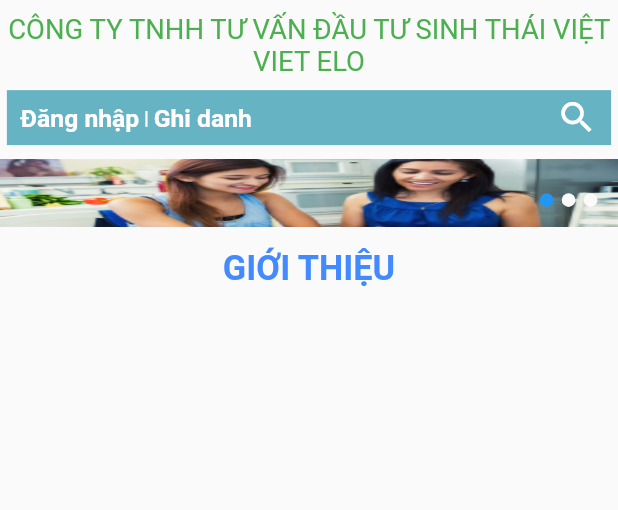
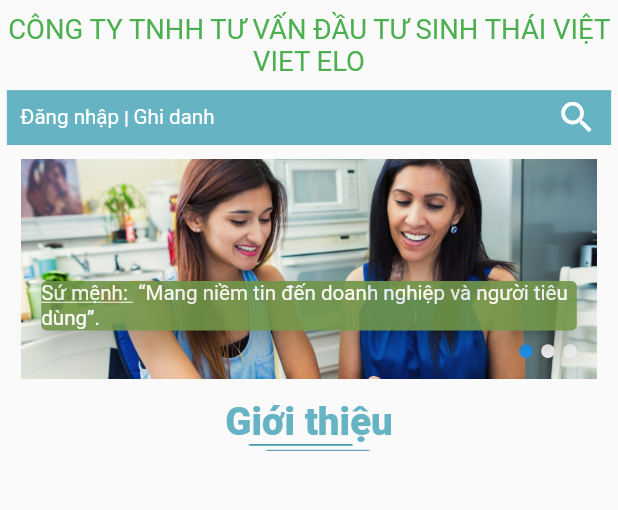
Before and after one commit to hoa2380/flutter_news, a Flutter app: the screen it shows after launch, on a phone screen of 412 x 824 dp, the part 201-711 px from its top. Run offline on Flutter 3.47's test engine with Material 2 defaults, Android fonts, the phone set to English and light mode, and no system bars; our stand-ins replace firebase_auth, firebase_core, flutter_swiper, responsive_framework; missing offline and left inert: dart:ffi, flutter_facebook_login; accounts and stored records are empty; statements that could not run were skipped.

Commit message:
do something

```diff
--- a/lib/configs/constants/app_colors.dart
+++ b/lib/configs/app_colors.dart
@@ -3,7 +3,7 @@ import 'dart:ui';
 class AppColors {
   static final Color colorPrimary = HexColor.fromHex('3BA7F8');
   static final Color colorSecondary = HexColor.fromHex('66B3C4');
-  static final Color colorThirdly = HexColor.fromHex('D16831');
+  static final Color colorThirdly = HexColor.fromHex('709549');
 }
 
 class HexColor {
--- /dev/null
+++ b/lib/configs/app_style.dart
@@ -0,0 +1,38 @@
+import 'package:flutter/material.dart';
+import 'package:flutter_news/configs/app_colors.dart';
+
+class AppStyle {
+
+  static final TextStyle title = TextStyle(
+      color: Colors.white,
+      fontSize: 28,
+      fontWeight: FontWeight.w600);
+
+  static final TextStyle title2 = TextStyle(
+      color: AppColors.colorSecondary,
+      fontSize: 28,
+      fontWeight: FontWeight.w900);
+
+  static final TextStyle titleUnderline = TextStyle(
+      color: Colors.white,
+      fontSize: 15,
+      decoration: TextDecoration.underline,
+      fontWeight: FontWeight.w400);
+
+  static final TextStyle subTitle = TextStyle(
+      color: AppColors.colorThirdly,
+      fontSize: 22,
+      fontWeight: FontWeight.w400);
+
+  static final TextStyle sub = TextStyle(
+      color: Colors.white,
+      fontSize: 15,
+      fontWeight: FontWeight.w400);
+
+  static final TextStyle subUnderline = TextStyle(
+      color: Colors.white,
+      fontSize: 15,
+      decoration: TextDecoration.underline,
+      fontWeight: FontWeight.w400);
+
+}
--- a/lib/configs/configs.dart
+++ b/lib/configs/configs.dart
@@ -1,2 +1,3 @@
-export 'constants/constants.dart';
-export 'size_config.dart';
+export 'app_style.dart';
+export 'app_colors.dart';
+export 'spacing.dart';
--- a/lib/configs/constants/app_endpoint.dart
+++ /dev/null
@@ -1,17 +0,0 @@
-class AppEndpoint {
-  AppEndpoint._();
-
-  static const String BASE_URL = "";
-
-  static const int connectionTimeout = 1500;
-  static const int receiveTimeout = 1500;
-  static const String keyAuthorization = "Authorization";
-
-  static const int SUCCESS = 200;
-  static const int ERROR_TOKEN = 401;
-  static const int ERROR_VALIDATE = 422;
-  static const int ERROR_SERVER = 500;
-  static const int ERROR_DISCONNECT = -1;
-
-
-}
--- a/lib/configs/constants/app_style.dart
+++ /dev/null
@@ -1,87 +0,0 @@
-import 'package:flutter/material.dart';
-
-class AppStyle {
-  //Product All
-  static final TextStyle title = TextStyle(
-      color: Colors.black.withOpacity(0.80),
-      fontSize: 20,
-      fontWeight: FontWeight.w600);
-  static final TextStyle productName = TextStyle(
-      color: Colors.black.withOpacity(0.80),
-      fontSize: 15,
-      fontWeight: FontWeight.w600);
-  static final TextStyle subMore = TextStyle(
-      color: Colors.blue,
-      fontSize: 15,
-      decoration: TextDecoration.underline,
-      fontWeight: FontWeight.w400);
-  static final TextStyle price =
-      TextStyle(color: Colors.red, fontSize: 15, fontWeight: FontWeight.w600);
-
-  //Product Detail
-  static final TextStyle priceDetail =
-      TextStyle(color: Colors.red, fontSize: 18, fontWeight: FontWeight.w600);
-  static final TextStyle priceSale = TextStyle(
-      color: Colors.black.withOpacity(0.80),
-      fontSize: 10,
-      decoration: TextDecoration.lineThrough,
-      fontWeight: FontWeight.w600);
-  static final TextStyle priceSaleDetail = TextStyle(
-      color: Colors.black.withOpacity(0.80),
-      fontSize: 14,
-      decoration: TextDecoration.lineThrough,
-      fontWeight: FontWeight.w600);
-  static final TextStyle subDetail =
-      TextStyle(color: Colors.black.withOpacity(0.80), fontSize: 18);
-  static final TextStyle sttStocking = TextStyle(
-      color: Colors.green.withOpacity(0.90),
-      fontSize: 18,
-      fontWeight: FontWeight.w600);
-  static final TextStyle sttOutOfStocking = TextStyle(
-      color: Colors.red.withOpacity(0.90),
-      fontSize: 18,
-      fontWeight: FontWeight.w600);
-  static final TextStyle detailComment = TextStyle(
-      color: Colors.blue.withOpacity(0.90),
-      fontSize: 18,
-      fontWeight: FontWeight.w600);
-  static final TextStyle detailTxtGift = TextStyle(
-      color: Colors.blue[700], fontSize: 18, fontWeight: FontWeight.bold);
-  static final TextStyle brandSub =
-      TextStyle(color: Colors.blue, fontSize: 15, fontWeight: FontWeight.w400);
-  static final TextStyle phoneNumber = TextStyle(
-      color: Colors.blue,
-      fontSize: 18,
-      fontWeight: FontWeight.w400,
-      decoration: TextDecoration.underline);
-
-  static final TextStyle titleWhite = TextStyle(
-      color: Colors.white,
-      fontSize: 28,
-      fontWeight: FontWeight.bold);
-  static final TextStyle sub = TextStyle(
-      color: Colors.black.withOpacity(0.80),
-      fontSize: 16,
-      fontWeight: FontWeight.w600);
-  static final TextStyle subUnderline = TextStyle(
-      color: Colors.black.withOpacity(0.80),
-      decoration: TextDecoration.underline,
-      fontSize: 18,
-      fontWeight: FontWeight.w600);
-  static final TextStyle subWhite =
-      TextStyle(color: Colors.white, fontSize: 18, fontWeight: FontWeight.w600);
-  static final TextStyle text = TextStyle(
-      color: Colors.black.withOpacity(0.70), fontWeight: FontWeight.w500);
-  static final TextStyle textWhite = TextStyle(
-      color: Colors.white.withOpacity(0.70), fontWeight: FontWeight.w500);
-  static final TextStyle tab = TextStyle(
-    color: Colors.black54,
-    fontSize: 16,
-    fontWeight: FontWeight.w500,
-  );
-  static final TextStyle tabSelected = TextStyle(
-    color: Colors.red,
-    fontSize: 18,
-    fontWeight: FontWeight.w600,
-  );
-}
--- a/lib/configs/constants/constants.dart
+++ /dev/null
@@ -1,3 +0,0 @@
-export 'app_endpoint.dart';
-export 'app_colors.dart';
-export 'app_style.dart';
--- a/lib/configs/size_config.dart
+++ /dev/null
@@ -1,29 +0,0 @@
-import 'package:flutter/widgets.dart';
-
-class SizeConfig {
-  static MediaQueryData _mediaQueryData;
-  static double screenWidth;
-  static double screenHeight;
-  static double blockSizeHorizontal;
-  static double blockSizeVertical;
-
-  static double _safeAreaHorizontal;
-  static double _safeAreaVertical;
-  static double safeBlockHorizontal;
-  static double safeBlockVertical;
-
-  void init(BuildContext context) {
-    _mediaQueryData = MediaQuery.of(context);
-    screenWidth = _mediaQueryData.size.width;
-    screenHeight = _mediaQueryData.size.height;
-    blockSizeHorizontal = screenWidth / 100;
-    blockSizeVertical = screenHeight / 100;
-
-    _safeAreaHorizontal =
-        _mediaQueryData.padding.left + _mediaQueryData.padding.right;
-    _safeAreaVertical =
-        _mediaQueryData.padding.top + _mediaQueryData.padding.bottom;
-    safeBlockHorizontal = (screenWidth - _safeAreaHorizontal) / 100;
-    safeBlockVertical = (screenHeight - _safeAreaVertical) / 100;
-  }
-}
--- /dev/null
+++ b/lib/configs/spacing.dart
@@ -0,0 +1,9 @@
+import 'package:flutter/painting.dart';
+
+// Margin
+const EdgeInsets marginBottom12 = EdgeInsets.only(bottom: 12);
+const EdgeInsets marginBottom24 = EdgeInsets.only(bottom: 24);
+const EdgeInsets marginBottom40 = EdgeInsets.only(bottom: 40);
+
+// Padding
+const EdgeInsets paddingBottom24 = EdgeInsets.only(bottom: 24);
--- a/lib/main.dart
+++ b/lib/main.dart
@@ -2,7 +2,7 @@ import 'package:firebase_core/firebase_core.dart';
 import 'package:flutter/material.dart';
 import 'package:flutter_news/facebook_login/facebook_login.dart';
 import 'package:flutter_news/routes.dart';
-import 'package:flutter_news/view/home.dart';
+import 'package:flutter_news/pages/home.dart';
 import 'package:responsive_framework/responsive_framework.dart';
 
 void main() async {
--- /dev/null
+++ b/lib/pages/home.dart
@@ -0,0 +1,264 @@
+import 'dart:ffi';
+import 'dart:ui';
+import 'package:flutter_news/configs/configs.dart';
+import 'package:flutter/cupertino.dart';
+import 'package:flutter/material.dart';
+import 'package:flutter_swiper/flutter_swiper.dart';
+
+class Home extends StatefulWidget {
+  @override
+  _HomeState createState() => _HomeState();
+}
+
+class _HomeState extends State<Home> {
+  @override
+  Widget build(BuildContext context) {
+    return Scaffold(
+      appBar: AppBar(
+        backgroundColor: AppColors.colorSecondary,
+        centerTitle: false,
+        title: Text(
+          'News',
+          style: AppStyle.title,
+        ),
+      ),
+      body: SingleChildScrollView(
+        child: Column(
+          mainAxisAlignment: MainAxisAlignment.start,
+          crossAxisAlignment: CrossAxisAlignment.center,
+          children: [
+            SizedBox(
+              height: 10,
+            ),
+            Row(
+              mainAxisAlignment: MainAxisAlignment.center,
+              children: [
+                Container(
+                  height: 80,
+                  width: 80,
+                  decoration: BoxDecoration(
+                      image: DecorationImage(
+                          image: AssetImage("asset/image/logo.png"),
+                          fit: BoxFit.cover)),
+                ),
+              ],
+            ),
+            SizedBox(
+              height: 10,
+            ),
+            Row(
+              children: [
+                Flexible(
+                  child: Text(
+                    'CÔNG TY TNHH TƯ VẤN ĐẦU TƯ SINH THÁI VIỆT VIET ELO',
+                    style: TextStyle(
+                      fontSize: 20,
+                      color: Colors.green,
+                    ),
+                    textAlign: TextAlign.center,
+                  ),
+                )
+              ],
+            ),
+            SizedBox(
+              height: 10,
+            ),
+            Padding(
+              padding: const EdgeInsets.symmetric(horizontal: 5.0),
+              child: Container(
+                height: 40,
+                decoration: BoxDecoration(
+                  color: AppColors.colorSecondary,
+                ),
+                child: Row(
+                  mainAxisAlignment: MainAxisAlignment.start,
+                  crossAxisAlignment: CrossAxisAlignment.center,
+                  children: [
+                    SizedBox(
+                      width: 10,
+                    ),
+                    InkWell(
+                        child: Text(
+                      'Đăng nhập',
+                      style: AppStyle.sub,
+                    )),
+                    Text(' | ',
+                        style: TextStyle(
+                            color: Colors.white, fontWeight: FontWeight.bold)),
+                    InkWell(
+                        child: Text(
+                      'Ghi danh',
+                      style: AppStyle.sub,
+                    )),
+                    Spacer(),
+                    Icon(
+                      Icons.search,
+                      color: Colors.white,
+                      size: 30,
+                    ),
+                    SizedBox(
+                      width: 10,
+                    ),
+                  ],
+                ),
+              ),
+            ),
+            SizedBox(
+              height: 10,
+            ),
+            Slider(),
+            SizedBox(
+              height: 15,
+            ),
+            Container(
+             child: Column(
+               children: [
+                 Text(
+                   "Giới thiệu",
+                   style: AppStyle.title2,
+                 ),
+                 Image.asset("asset/image/line_title.png")
+               ],
+             ),
+            ),
+          ],
+        ),
+      ),
+      endDrawer: Drawer(
+        child: Scaffold(
+          appBar: AppBar(
+            elevation: 0,
+            backgroundColor: Colors.white,
+            actions: <Widget>[
+              IconButton(
+                onPressed: (){
+                  Navigator.pop(context);
+                },
+                icon: Icon(Icons.close),
+                color: Colors.black54,
+                iconSize: 38,
+              )
+            ],
+          ),
+          body: Container(
+            padding: EdgeInsets.symmetric(horizontal: 30),
+            child: Column(
+              crossAxisAlignment: CrossAxisAlignment.start,
+              children: [
+                TextButton(
+                  style: TextButton.styleFrom(
+                    primary: AppColors.colorPrimary,
+                    // shape: CircleBorder(side: BorderSide(color: Colors.transparent)),
+                  ),
+                  onPressed: () {},
+                  child: Text("Trang chủ", style: AppStyle.subTitle,),
+                ),
+                TextButton(
+                  style: TextButton.styleFrom(
+                    primary: AppColors.colorPrimary,
+                    // shape: CircleBorder(side: BorderSide(color: Colors.transparent)),
+                  ),
+                  onPressed: () {},
+                  child: Text("Về chúng tôi", style: AppStyle.subTitle,),
+                ),
+                TextButton(
+                  style: TextButton.styleFrom(
+                    primary: AppColors.colorPrimary,
+                    // shape: CircleBorder(side: BorderSide(color: Colors.transparent)),
+                  ),
+                  onPressed: () {},
+                  child: Text("Dịch vụ", style: AppStyle.subTitle,),
+                ),
+                TextButton(
+                  style: TextButton.styleFrom(
+                    primary: AppColors.colorPrimary,
+                    // shape: CircleBorder(side: BorderSide(color: Colors.transparent)),
+                  ),
+                  onPressed: () {},
+                  child: Text("Nhân sự", style: AppStyle.subTitle,),
+                ),
+                TextButton(
+                  style: TextButton.styleFrom(
+                    primary: AppColors.colorPrimary,
+                    // shape: CircleBorder(side: BorderSide(color: Colors.transparent)),
+                  ),
+                  onPressed: () {},
+                  child: Text("Bài viết", style: AppStyle.subTitle,),
+                ),
+                TextButton(
+                  style: TextButton.styleFrom(
+                    primary: AppColors.colorPrimary,
+                    // shape: CircleBorder(side: BorderSide(color: Colors.transparent)),
+                  ),
+                  onPressed: () {},
+                  child: Text("Liên hệ", style: AppStyle.subTitle,),
+                ),
+              ],
+            ),
+          ),
+        ),
+      ),
+    );
+  }
+}
+
+class Slider extends StatefulWidget {
+  @override
+  _SliderState createState() => _SliderState();
+}
+
+class _SliderState extends State<Slider> {
+  SwiperController controller;
+  List<bool> autoplayes;
+  List<SwiperController> controllers;
+
+  @override
+  void initState() {
+    controller = new SwiperController();
+    autoplayes = new List()..length = 10..fillRange(0, 10, false);
+    controllers = new List()..length = 10..fillRange(0, 10, new SwiperController());
+    super.initState();
+  }
+
+  @override
+  Widget build(BuildContext context) {
+    return Container(
+      margin: EdgeInsets.symmetric(horizontal: 15),
+      height: 160,
+      child: Stack(
+        children: [
+          Swiper(
+            autoplay: true,
+            loop: true,
+            itemCount: 3,
+            controller: controller,
+            pagination: SwiperPagination(
+                margin: EdgeInsets.all(12), alignment: Alignment.bottomRight),
+            itemBuilder: (BuildContext context, int index) {
+              return Image.asset("asset/image/banner_1.png", fit: BoxFit.fill,);
+            },
+          ),
+          Align(
+            alignment: Alignment.bottomCenter,
+            child: Opacity(
+              opacity: 0.9,
+              child: Card(
+                margin: EdgeInsets.symmetric(vertical: 35, horizontal: 15),
+                color: AppColors.colorThirdly,
+                elevation: 8,
+                child: RichText(
+                  text: TextSpan(
+                    children: <TextSpan>[
+                      TextSpan(text: 'Sứ mệnh: ', style: AppStyle.subUnderline),
+                      TextSpan(text: ' “Mang niềm tin đến doanh nghiệp và người tiêu dùng”. ', style: AppStyle.sub),
+                    ],
+                  ),
+                )
+              ),
+            ),
+          ),
+        ],
+      ),
+    );
+  }
+}
--- a/lib/view/home.dart
+++ /dev/null
@@ -1,169 +0,0 @@
-import 'dart:ui';
-import 'package:flutter_news/configs/configs.dart';
-import 'package:flutter/cupertino.dart';
-import 'package:flutter/material.dart';
-import 'package:flutter_swiper/flutter_swiper.dart';
-
-class Home extends StatefulWidget {
-  @override
-  _HomeState createState() => _HomeState();
-}
-
-class _HomeState extends State<Home> {
-  @override
-  Widget build(BuildContext context) {
-    return Scaffold(
-      appBar: AppBar(
-        backgroundColor: AppColors.colorSecondary,
-        centerTitle: false,
-        title: Text(
-          'News',
-          style: AppStyle.titleWhite,
-        ),
-      ),
-      endDrawer: Drawer(
-        child: Container(),
-      ),
-      body: SingleChildScrollView(
-        child: Column(
-          mainAxisAlignment: MainAxisAlignment.start,
-          crossAxisAlignment: CrossAxisAlignment.center,
-          children: [
-            SizedBox(
-              height: 10,
-            ),
-            Row(
-              mainAxisAlignment: MainAxisAlignment.center,
-              children: [
-                Container(
-                  height: 80,
-                  width: 80,
-                  decoration: BoxDecoration(
-                      image: DecorationImage(
-                          image: AssetImage("asset/image/logo.png"),
-                          fit: BoxFit.cover)),
-                ),
-              ],
-            ),
-            SizedBox(
-              height: 10,
-            ),
-            Row(
-              children: [
-                Flexible(
-                  child: Text(
-                    'CÔNG TY TNHH TƯ VẤN ĐẦU TƯ SINH THÁI VIỆT VIET ELO',
-                    style: TextStyle(
-                      fontSize: 20,
-                      color: Colors.green,
-                    ),
-                    textAlign: TextAlign.center,
-                  ),
-                )
-              ],
-            ),
-            SizedBox(
-              height: 10,
-            ),
-            Padding(
-              padding: const EdgeInsets.symmetric(horizontal: 5.0),
-              child: Container(
-                height: 40,
-                decoration: BoxDecoration(
-                  color: AppColors.colorSecondary,
-                ),
-                child: Row(
-                  mainAxisAlignment: MainAxisAlignment.start,
-                  crossAxisAlignment: CrossAxisAlignment.center,
-                  children: [
-                    SizedBox(
-                      width: 10,
-                    ),
-                    InkWell(
-                        child: Text(
-                      'Đăng nhập',
-                      style: AppStyle.subWhite,
-                    )),
-                    Text(' | ',
-                        style: TextStyle(
-                            color: Colors.white, fontWeight: FontWeight.bold)),
-                    InkWell(
-                        child: Text(
-                      'Ghi danh',
-                      style: AppStyle.subWhite,
-                    )),
-                    Spacer(),
-                    Icon(
-                      Icons.search,
-                      color: Colors.white,
-                      size: 30,
-                    ),
-                    SizedBox(
-                      width: 10,
-                    ),
-                  ],
-                ),
-              ),
-            ),
-            SizedBox(
-              height: 10,
-            ),
-            Slider(),
-            SizedBox(
-              height: 15,
-            ),
-            Row(
-              mainAxisAlignment: MainAxisAlignment.center,
-              children: [
-                Text(
-                  'GIỚI THIỆU',
-                  style: TextStyle(
-                      fontSize: 25,
-                      color: Colors.blueAccent,
-                      fontWeight: FontWeight.bold),
-                )
-              ],
-            ),
-          ],
-        ),
-      ),
-    );
-  }
-}
-
-class Slider extends StatefulWidget {
-  @override
-  _SliderState createState() => _SliderState();
-}
-
-class _SliderState extends State<Slider> {
-  SwiperController controller;
-  List<bool> autoplayes;
-  List<SwiperController> controllers;
-
-  @override
-  void initState() {
-    controller = new SwiperController();
-    autoplayes = new List()..length = 10..fillRange(0, 10, false);
-    controllers = new List()..length = 10..fillRange(0, 10, new SwiperController());
-    super.initState();
-  }
-
-  @override
-  Widget build(BuildContext context) {
-    return Container(
-      height: 50,
-      child: Swiper(
-        autoplay: true,
-        loop: true,
-        itemCount: 3,
-        controller: controller,
-        pagination: SwiperPagination(
-            margin: EdgeInsets.all(12), alignment: Alignment.bottomRight),
-        itemBuilder: (BuildContext context, int index) {
-          return Image.asset("asset/image/banner_1.png", fit: BoxFit.fill,);
-        },
-      ),
-    );
-  }
-}
--- a/pubspec.yaml
+++ b/pubspec.yaml
@@ -60,6 +60,7 @@ flutter:
     - asset/image/logo.png
     - asset/image/banner_1.png
     - asset/image/banner_2.png
+    - asset/image/line_title.png
 
   # An image asset can refer to one or more resolution-specific "variants", see
   # https://flutter.dev/assets-and-images/#resolution-aware.
```
Also changed, not shown: asset/image/line_title.png (added), lib/pages/pages.dart (renamed from lib/view/view.dart).
